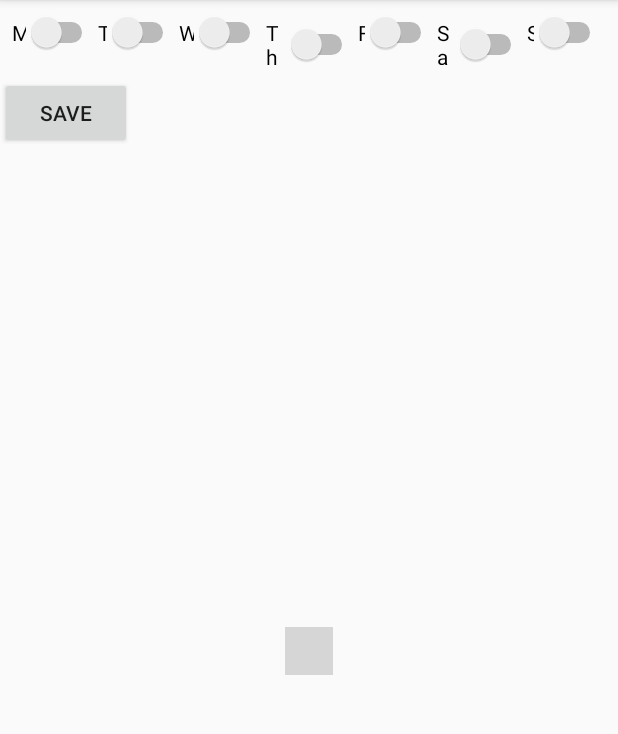
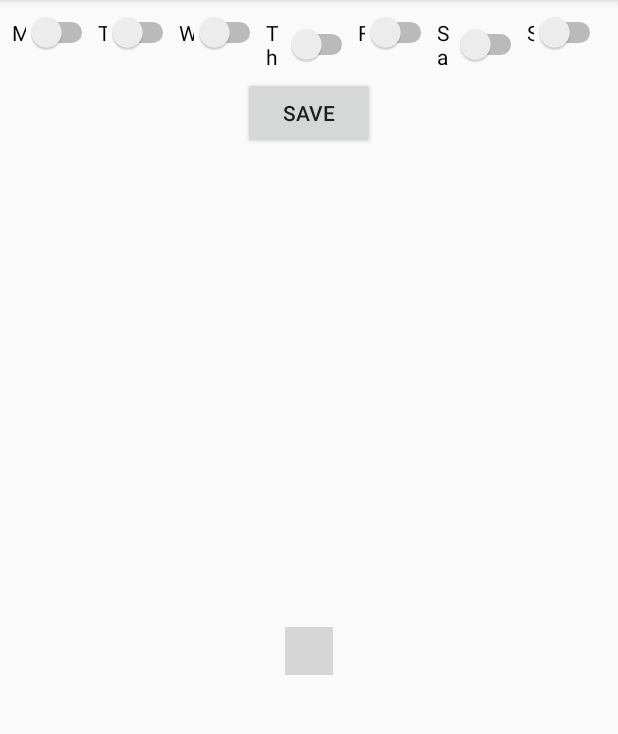
Before and after one commit to bethanw10/ReminderApp, an Android app: the screen it shows after launch (MainActivity), after a tap on "SAVE", on a phone screen of 412 x 824 dp, the part 84-818 px from its top. Run offline under Robolectric (Android 15) with nearby library versions, the phone set to English and light mode, and no system bars; libraries missing offline, so code that uses them is left out: com.prolificinteractive.materialcalendarview; plain views replace MaterialCalendarView; 6 statements that could not run were skipped; grey boxes are pictures that could not be loaded.

```diff
--- a/app/src/main/java/bethan/alarmapp/MainActivity.java
+++ b/app/src/main/java/bethan/alarmapp/MainActivity.java
@@ -1,23 +1,20 @@
 package bethan.alarmapp;
 
-import android.provider.CalendarContract;
+import android.os.Bundle;
 import android.support.v7.app.AppCompatActivity;
-import android.os.Bundle;
+import android.util.Log;
 import android.view.View;
 import android.widget.Button;
-import android.widget.CalendarView;
 import android.widget.Switch;
-import android.widget.Toast;
 
 import com.prolificinteractive.materialcalendarview.CalendarDay;
 import com.prolificinteractive.materialcalendarview.MaterialCalendarView;
+import com.prolificinteractive.materialcalendarview.OnMonthChangedListener;
 
 import org.threeten.bp.DayOfWeek;
 import org.threeten.bp.LocalDate;
-import org.threeten.bp.LocalDateTime;
 
 import java.util.ArrayList;
-import java.util.Calendar;
 import java.util.List;
 
 // TODO: Butter knife?
@@ -30,6 +27,9 @@ public class MainActivity extends AppCompatActivity {
 
     Button saveBtn;
 
+    WeekdayRule weekdayRule;
+    LocalDate currentMonthStartDate;
+
     @Override
     protected void onCreate(Bundle savedInstanceState) {
         super.onCreate(savedInstanceState);
@@ -37,15 +37,30 @@ public class MainActivity extends AppCompatActivity {
 
         getViews();
 
+        weekdayRule = new WeekdayRule(new ArrayList<DayOfWeek>());
+        currentMonthStartDate = LocalDate.now();
+
+        calendar.state().edit()
+                .setMinimumDate(CalendarDay.today())
+                .commit();
+
         calendar.setSelectionMode(MaterialCalendarView.SELECTION_MODE_NONE);
+
+        calendar.setOnMonthChangedListener(new OnMonthChangedListener() {
+            @Override
+            public void onMonthChanged(MaterialCalendarView materialCalendarView,
+                                       CalendarDay calendarDay) {
+                currentMonthStartDate = calendarDay.getDate();
+                updateCalendar(weekdayRule);
+            }
+        });
 
         saveBtn.setOnClickListener(new View.OnClickListener() {
             @Override
             public void onClick(View v) {
                 List<DayOfWeek> daysOfWeek = getSelectedDayOfWeeks();
 
-                WeekdayRule weekdayRule = new WeekdayRule(daysOfWeek);
-
+                weekdayRule = new WeekdayRule(daysOfWeek);
                 updateCalendar(weekdayRule);
             }
         });
@@ -54,10 +69,14 @@ public class MainActivity extends AppCompatActivity {
     private void updateCalendar(Rule rule) {
         List<CalendarDay> datesToSelect = new ArrayList<>();
 
-        // TODO: hard coded
-        for (LocalDate date = LocalDate.of(2018, 11, 1); date.isBefore(LocalDate.of(2018, 11, 30)); date = date.plusDays(1))
-        {
-            if(rule.isTrueForDate(date)) {
+        LocalDate startDate = LocalDate.now().isBefore(currentMonthStartDate) ?
+                LocalDate.now() :
+                currentMonthStartDate.minusMonths(1);
+
+        LocalDate endDate = currentMonthStartDate.plusMonths(2);
+
+        for (LocalDate date = startDate; date.isBefore(endDate); date = date.plusDays(1)) {
+            if (rule.isTrueForDate(date)) {
                 datesToSelect.add(CalendarDay.from(date));
             }
         }
@@ -68,19 +87,13 @@ public class MainActivity extends AppCompatActivity {
     private List<DayOfWeek> getSelectedDayOfWeeks() {
         List<DayOfWeek> daysOfWeek = new ArrayList<>();
 
-        if(mondaySwitch.isChecked()) daysOfWeek.add(DayOfWeek.MONDAY);
-
-        if(tuesdaySwitch.isChecked()) daysOfWeek.add(DayOfWeek.TUESDAY);
-
-        if(wednesdaySwitch.isChecked()) daysOfWeek.add(DayOfWeek.WEDNESDAY);
-
-        if(thursdaySwitch.isChecked()) daysOfWeek.add(DayOfWeek.THURSDAY);
-
-        if(fridaySwitch.isChecked()) daysOfWeek.add(DayOfWeek.FRIDAY);
-
-        if(saturdaySwitch.isChecked()) daysOfWeek.add(DayOfWeek.SATURDAY);
-
-        if(sundaySwitch.isChecked()) daysOfWeek.add(DayOfWeek.SUNDAY);
+        if (mondaySwitch.isChecked()) daysOfWeek.add(DayOfWeek.MONDAY);
+        if (tuesdaySwitch.isChecked()) daysOfWeek.add(DayOfWeek.TUESDAY);
+        if (wednesdaySwitch.isChecked()) daysOfWeek.add(DayOfWeek.WEDNESDAY);
+        if (thursdaySwitch.isChecked()) daysOfWeek.add(DayOfWeek.THURSDAY);
+        if (fridaySwitch.isChecked()) daysOfWeek.add(DayOfWeek.FRIDAY);
+        if (saturdaySwitch.isChecked()) daysOfWeek.add(DayOfWeek.SATURDAY);
+        if (sundaySwitch.isChecked()) daysOfWeek.add(DayOfWeek.SUNDAY);
 
         return daysOfWeek;
     }
@@ -100,6 +113,8 @@ public class MainActivity extends AppCompatActivity {
     }
 
     private void setDatesSelected(MaterialCalendarView calendar, List<CalendarDay> dates) {
+        calendar.clearSelection();
+
         for (CalendarDay date : dates) {
             calendar.setDateSelected(date, true);
         }
--- a/app/src/main/res/layout/activity_main.xml
+++ b/app/src/main/res/layout/activity_main.xml
@@ -74,10 +74,15 @@
         android:id="@+id/saveBtn"
         android:layout_width="wrap_content"
         android:layout_height="wrap_content"
+        android:layout_marginStart="8dp"
+        android:layout_marginLeft="8dp"
         android:layout_marginTop="8dp"
+        android:layout_marginEnd="8dp"
+        android:layout_marginRight="8dp"
         android:text="Save"
-        app:layout_constraintTop_toBottomOf="@+id/linearLayout"
-        tools:layout_editor_absoluteX="148dp" />
+        app:layout_constraintEnd_toEndOf="parent"
+        app:layout_constraintStart_toStartOf="parent"
+        app:layout_constraintTop_toBottomOf="@+id/linearLayout" />
 
     <com.prolificinteractive.materialcalendarview.MaterialCalendarView
         android:id="@+id/calendarView"
@@ -93,7 +98,7 @@
         app:layout_constraintEnd_toEndOf="parent"
         app:layout_constraintStart_toStartOf="parent"
         app:layout_constraintTop_toBottomOf="@+id/saveBtn"
-        app:mcv_selectionColor="@color/colorPrimary"
+        app:mcv_selectionColor="@color/colorPrimaryDark"
         app:mcv_showOtherDates="all">
 
     </com.prolificinteractive.materialcalendarview.MaterialCalendarView>
--- a/app/src/main/res/values/colors.xml
+++ b/app/src/main/res/values/colors.xml
@@ -1,6 +1,7 @@
 <?xml version="1.0" encoding="utf-8"?>
 <resources>
     <color name="colorPrimary">#008577</color>
-    <color name="colorPrimaryDark">#00574B</color>
+    <color name="colorPrimaryDark">#00574b</color>
     <color name="colorAccent">#d81b60</color>
+    <color name="colorLight">#00bfa5</color>
 </resources>
```
